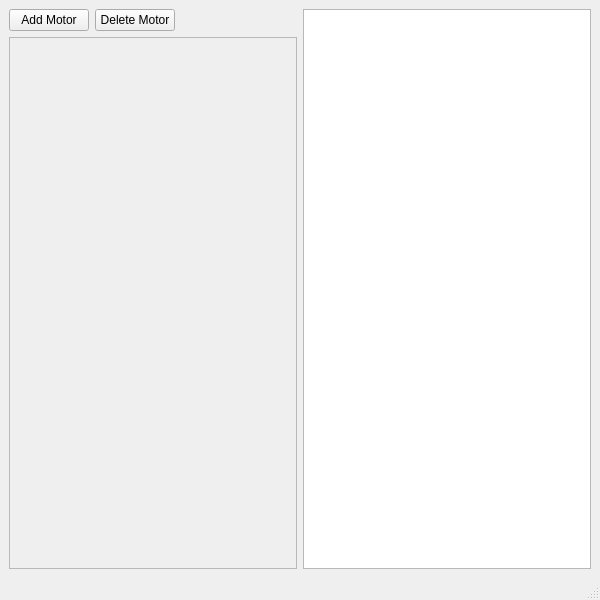
Before: the Qt Designer form debug_app/Source/__windows/main_window.ui in MagikarpCZE/Plavci, drawn with Qt 5.
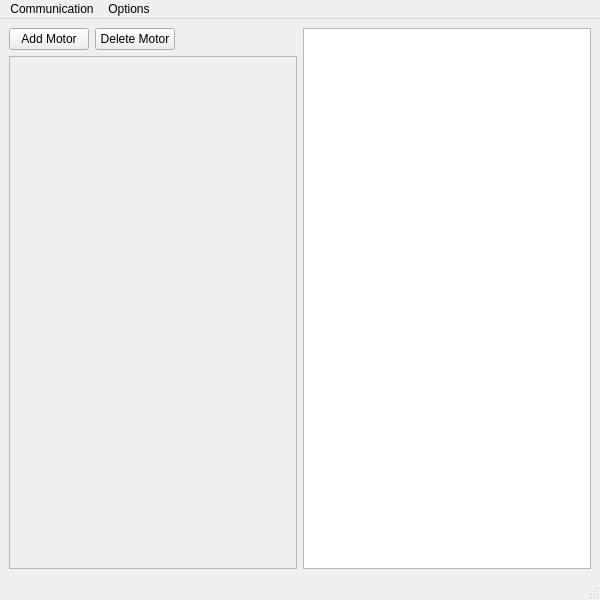
After: the same form once the commit is applied.

Commit message: Add transmission settings window.

```diff
--- a/debug_app/Source/__windows/main_window.ui
+++ b/debug_app/Source/__windows/main_window.ui
@@ -94,6 +94,20 @@
      <height>22</height>
     </rect>
    </property>
+   <widget class="QMenu" name="menuOptions">
+    <property name="title">
+     <string>Options</string>
+    </property>
+    <addaction name="actionTransmission_Settings"/>
+   </widget>
+   <widget class="QMenu" name="menuMain">
+    <property name="title">
+     <string>Communication</string>
+    </property>
+    <addaction name="actionCommunication_Send_Data"/>
+   </widget>
+   <addaction name="menuMain"/>
+   <addaction name="menuOptions"/>
   </widget>
   <widget class="QStatusBar" name="statusbar"/>
  </widget>
```
Left out of the diff: 10 changed lines with no effect on the pictures. The commit also changes 7 other files.
